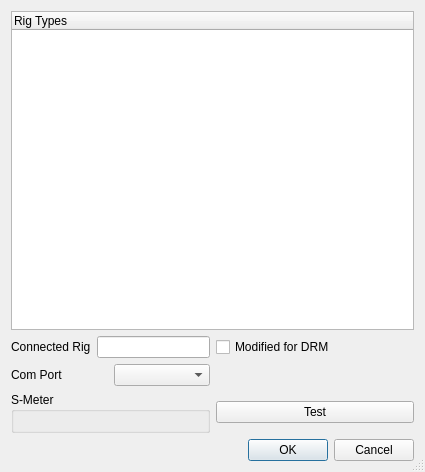
First picture: the form in dream/src/GUI-QT/RigDlg.ui, repository mmjee/dream-patched, before the edit.
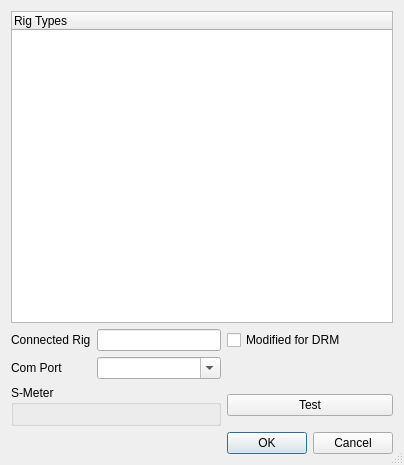
Second picture: the form after the edit. Icons and pictures are not drawn. Custom widgets are drawn as their Qt base class.

Commit message: added editable combobox com port, added port 'localhost:4532' for NET rigctl

Diff of the .ui file:
```diff
--- a/dream/src/GUI-QT/RigDlg.ui
+++ b/dream/src/GUI-QT/RigDlg.ui
@@ -6,8 +6,8 @@
    <rect>
     <x>0</x>
     <y>0</y>
-    <width>425</width>
-    <height>472</height>
+    <width>404</width>
+    <height>465</height>
    </rect>
   </property>
   <property name="windowTitle">
@@ -21,7 +21,7 @@
    <bool>true</bool>
   </property>
   <layout class="QGridLayout" name="gridLayout">
-   <item row="0" column="0" colspan="2">
+   <item row="0" column="0" colspan="3">
     <widget class="QTreeWidget" name="rigTypes">
      <property name="sizePolicy">
       <sizepolicy hsizetype="Expanding" vsizetype="MinimumExpanding">
@@ -37,34 +37,41 @@
     </widget>
    </item>
    <item row="1" column="0">
-    <layout class="QHBoxLayout" name="horizontalLayout_2">
-     <item>
       <widget class="QLabel" name="label_2">
        <property name="text">
         <string>Connected Rig</string>
        </property>
       </widget>
      </item>
-     <item>
-      <widget class="QLineEdit" name="selectedRigType"/>
-     </item>
-    </layout>
+   <item row="1" column="1">
+    <widget class="QLineEdit" name="selectedRigType">
+     <property name="readOnly">
+      <bool>true</bool>
+     </property>
+    </widget>
+   </item>
+   <item row="1" column="2">
+    <widget class="QCheckBox" name="modified">
+     <property name="text">
+      <string>Modified for DRM</string>
+     </property>
+    </widget>
    </item>
-   <item row="3" column="0">
-    <layout class="QHBoxLayout" name="horizontalLayout">
-     <item>
+   <item row="2" column="0">
       <widget class="QLabel" name="labelPort">
        <property name="text">
         <string>Com Port</string>
        </property>
       </widget>
      </item>
-     <item>
-      <widget class="QComboBox" name="comboBoxPort"/>
-     </item>
-    </layout>
-   </item>
-   <item row="4" column="0">
+   <item row="2" column="1">
+    <widget class="QComboBox" name="comboBoxPort">
+     <property name="editable">
+      <bool>true</bool>
+     </property>
+    </widget>
+   </item>
+   <item row="3" column="0" colspan="2">
     <widget class="QGroupBox" name="groupBox_8">
      <property name="title">
       <string>S-Meter</string>
@@ -80,14 +87,14 @@
      </layout>
     </widget>
    </item>
-   <item row="4" column="1">
+   <item row="3" column="2">
     <widget class="QPushButton" name="testRig">
      <property name="text">
       <string>Test</string>
      </property>
     </widget>
    </item>
-   <item row="5" column="1">
+   <item row="4" column="2">
     <widget class="QDialogButtonBox" name="buttonBox">
      <property name="orientation">
       <enum>Qt::Horizontal</enum>
@@ -95,12 +102,8 @@
      <property name="standardButtons">
       <set>QDialogButtonBox::Cancel|QDialogButtonBox::Ok</set>
      </property>
-    </widget>
-   </item>
-   <item row="1" column="1">
-    <widget class="QCheckBox" name="modified">
-     <property name="text">
-      <string>Modified for DRM</string>
+     <property name="centerButtons">
+      <bool>false</bool>
      </property>
     </widget>
    </item>
```
Lines whose indentation alone changed are shown as unchanged. The commit also changes 3 other files.
